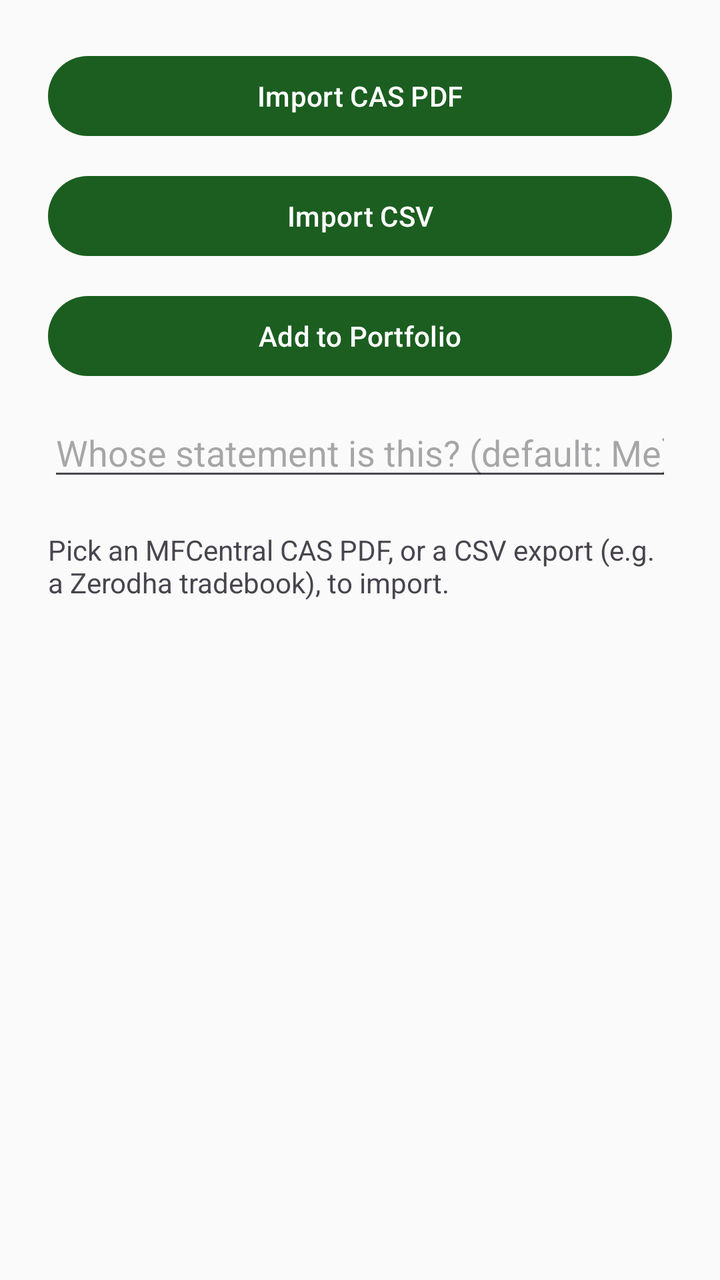
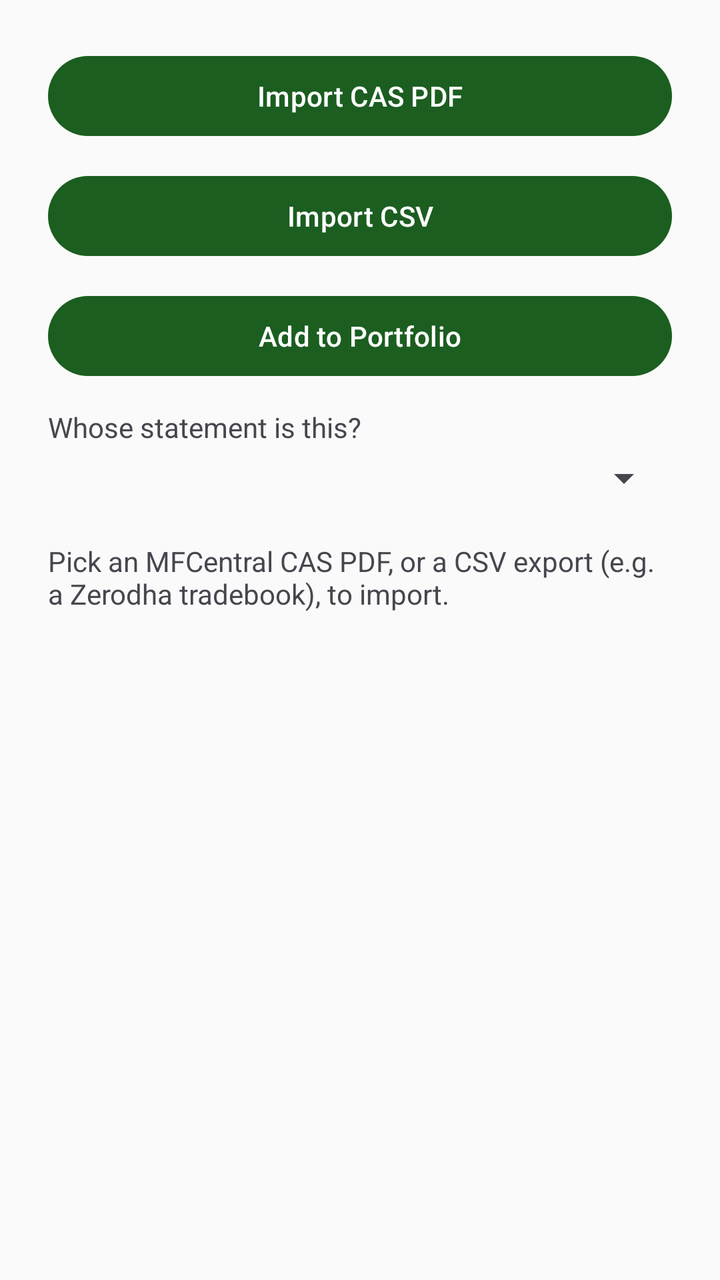

Screens rendered from an Android XML layout before and after an edit, with the pre-edit source and the edit as a unified diff.
<!-- AndroidManifest.xml: application theme Theme.PersonalPortfolio -->
<!-- res/layout/activity_import.xml -->
<?xml version="1.0" encoding="utf-8"?>
<LinearLayout xmlns:android="http://schemas.android.com/apk/res/android"
    android:layout_width="match_parent"
    android:layout_height="match_parent"
    android:orientation="vertical"
    android:padding="24dp">

    <Button
        android:id="@+id/importButton"
        android:layout_width="match_parent"
        android:layout_height="wrap_content"
        android:text="Import CAS PDF" />

    <Button
        android:id="@+id/importCsvButton"
        android:layout_width="match_parent"
        android:layout_height="wrap_content"
        android:layout_marginTop="12dp"
        android:text="Import CSV" />

    <Button
        android:id="@+id/commitButton"
        android:layout_width="match_parent"
        android:layout_height="wrap_content"
        android:layout_marginTop="12dp"
        android:text="Add to Portfolio" />

    <EditText
        android:id="@+id/memberNameInput"
        android:layout_width="match_parent"
        android:layout_height="wrap_content"
        android:layout_marginTop="12dp"
        android:hint="Whose statement is this? (default: Me)"
        android:inputType="textPersonName" />

    <TextView
        android:id="@+id/statusText"
        android:layout_width="match_parent"
        android:layout_height="wrap_content"
        android:layout_marginTop="20dp"
        android:textSize="14sp"
        android:text="Pick an MFCentral CAS PDF, or a CSV export (e.g. a Zerodha tradebook), to import." />

    <androidx.recyclerview.widget.RecyclerView
        android:id="@+id/transactionsList"
        android:layout_width="match_parent"
        android:layout_height="0dp"
        android:layout_weight="1"
        android:layout_marginTop="20dp" />

</LinearLayout>
<!-- resources referenced by this layout -->
<resources>
  <style name="Theme.PersonalPortfolio" parent="Theme.Material3.DayNight.NoActionBar">
          <item name="colorPrimary">@color/colorPrimary</item>
          <item name="colorPrimaryVariant">@color/colorPrimaryVariant</item>
          <item name="colorOnPrimary">@color/colorOnPrimary</item>
  
          <item name="colorSecondary">@color/colorSecondary</item>
          <item name="colorOnSecondary">@color/colorOnSecondary</item>
  
          <item name="android:colorBackground">@color/colorBackground</item>
          <item name="colorOnBackground">@color/colorOnBackground</item>
  
          <item name="colorSurface">@color/colorSurface</item>
          <item name="colorOnSurface">@color/colorOnSurface</item>
  
          <item name="android:statusBarColor">@color/colorPrimaryVariant</item>
      </style>
  <color name="colorPrimary">#1B5E20</color>
  <color name="colorPrimaryVariant">#0D3B12</color>
  <color name="colorOnPrimary">#FFFFFF</color>
  <color name="colorSecondary">#00897B</color>
  <color name="colorOnSecondary">#FFFFFF</color>
  <color name="colorBackground">#FAFAFA</color>
  <color name="colorOnBackground">#1A1A1A</color>
  <color name="colorSurface">#FFFFFF</color>
  <color name="colorOnSurface">#1A1A1A</color>
</resources>

<!-- the commit's change to res/layout/activity_import.xml (unified diff, before → after) -->
@@ -25,13 +25,27 @@
         android:layout_marginTop="12dp"
         android:text="Add to Portfolio" />
 
-    <EditText
-        android:id="@+id/memberNameInput"
+    <TextView
         android:layout_width="match_parent"
         android:layout_height="wrap_content"
         android:layout_marginTop="12dp"
-        android:hint="Whose statement is this? (default: Me)"
-        android:inputType="textPersonName" />
+        android:text="Whose statement is this?" />
+
+    <Spinner
+        android:id="@+id/memberSpinner"
+        android:layout_width="match_parent"
+        android:layout_height="wrap_content"
+        android:layout_marginTop="4dp" />
+
+    <TextView
+        android:id="@+id/memberSpinnerHint"
+        android:layout_width="match_parent"
+        android:layout_height="wrap_content"
+        android:layout_marginTop="4dp"
+        android:textSize="12sp"
+        android:textColor="@color/colorNeutral"
+        android:text="No family members yet - add one via Settings → Manage Members first."
+        android:visibility="gone" />
 
     <TextView
         android:id="@+id/statusText"
<!-- resource entries referenced after the edit -->
@@ -1,5 +1,6 @@
 <!-- resources referenced by this layout -->
 <resources>
+  <color name="colorNeutral">#757575</color>
   <style name="Theme.PersonalPortfolio" parent="Theme.Material3.DayNight.NoActionBar">
           <item name="colorPrimary">@color/colorPrimary</item>
           <item name="colorPrimaryVariant">@color/colorPrimaryVariant</item>
